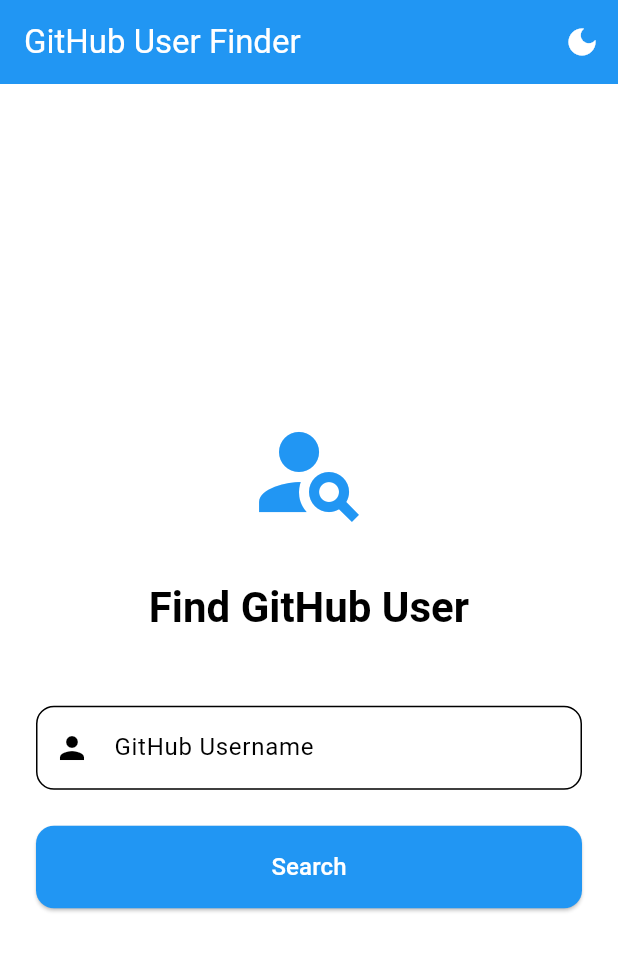
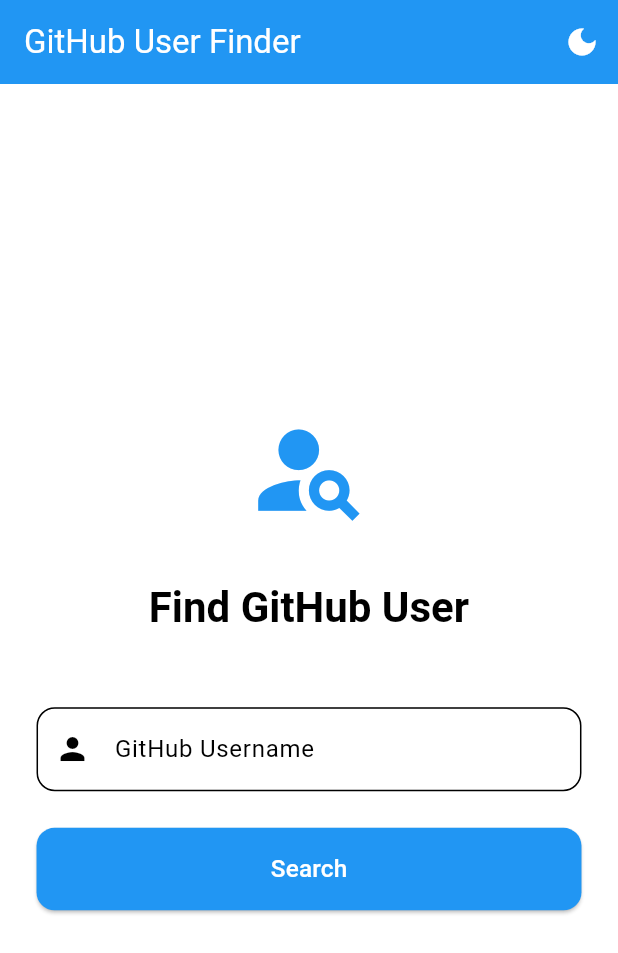
Before and after one commit to SIRAHIN/inilabs_task, a Flutter app: the screen it shows after launch, on a phone screen of 412 x 824 dp. Shown: the top 953 px of the screen. Run offline on Flutter 3.47's test engine with Material 3 defaults, Android fonts, the light colour scheme and no system bars; our stand-ins replace connectivity_plus, dartz, dio, flutter_dotenv, flutter_screenutil, fluttertoast and 4 more; missing offline and left inert: awesome_dio_interceptor.

Commit message:
Responsive Issue Fixing

```diff
--- a/lib/modules/views/user_input_view/view/user_input_view.dart
+++ b/lib/modules/views/user_input_view/view/user_input_view.dart
@@ -1,6 +1,6 @@
 import 'package:flutter/material.dart';
+import 'package:flutter_screenutil/flutter_screenutil.dart';
 import 'package:get/get.dart';
-import 'package:inilabs_task/models/user_response/user_response.dart';
 import 'package:inilabs_task/modules/views/user_input_view/controller/user_input_controller.dart';
 import 'package:inilabs_task/routes/routes_name.dart';
 
@@ -29,17 +29,17 @@
       ),
       body: Center(
         child: SingleChildScrollView(
-          padding: const EdgeInsets.all(24.0),
+          padding:  EdgeInsets.all(24.0.r),
           child: Column(
             mainAxisAlignment: MainAxisAlignment.center,
             crossAxisAlignment: CrossAxisAlignment.stretch,
             children: [
               Icon(
                 Icons.person_search,
-                size: 80,
+                size: 80.r,
                 color: theme.colorScheme.primary,
               ),
-              const SizedBox(height: 32),
+              SizedBox(height: 32.h),
               Text(
                 'Find GitHub User',
                 style: theme.textTheme.headlineMedium?.copyWith(
@@ -47,7 +47,7 @@
                 ),
                 textAlign: TextAlign.center,
               ),
-              const SizedBox(height: 48),
+              SizedBox(height: 48.h),
               Obx(
                 () => TextField(
                   controller: controller.userNameInputCtr,
@@ -56,13 +56,13 @@
                     hintText: 'Enter username',
                     prefixIcon: const Icon(Icons.person),
                     border: OutlineInputBorder(
-                      borderRadius: BorderRadius.circular(12),
+                      borderRadius: BorderRadius.circular(12.r),
                     ),
                   ),
                   enabled: !controller.isLoading,
                 ),
               ),
-              const SizedBox(height: 24),
+              SizedBox(height: 24.h),
               Obx(
                 () => ElevatedButton(
                   onPressed: controller.isLoading
@@ -113,9 +113,9 @@
                     ),
                   ),
                   child: controller.isLoading
-                      ? const SizedBox(
-                          height: 20,
-                          width: 20,
+                      ?  SizedBox(
+                          height: 20.h,
+                          width: 20.h,
                           child: CircularProgressIndicator(
                             strokeWidth: 2,
                             valueColor: AlwaysStoppedAnimation<Color>(
@@ -123,7 +123,7 @@
                             ),
                           ),
                         )
-                      : const Text('Search', style: TextStyle(fontSize: 16)),
+                      : Text('Search', style: TextStyle(fontSize: 16.sp)),
                 ),
               ),
             ],
```
Also changed, not shown: lib/modules/views/home_view/view/widgets/build_grid_view.dart (+9 -8 lines), lib/modules/views/home_view/view/widgets/build_list_view.dart (+14 -13 lines), lib/modules/views/home_view/view/widgets/build_user_info.dart (+31 -30 lines).
